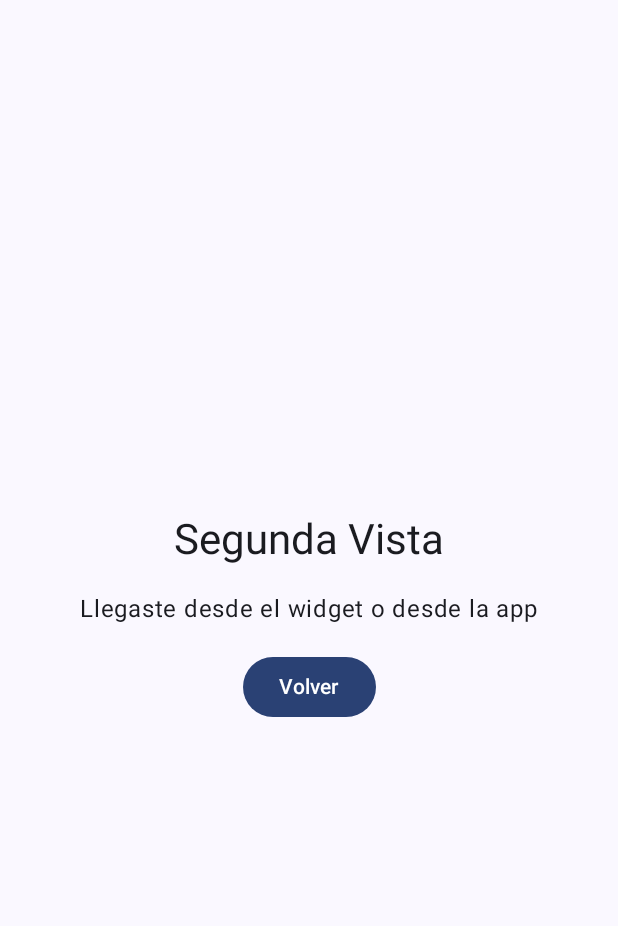
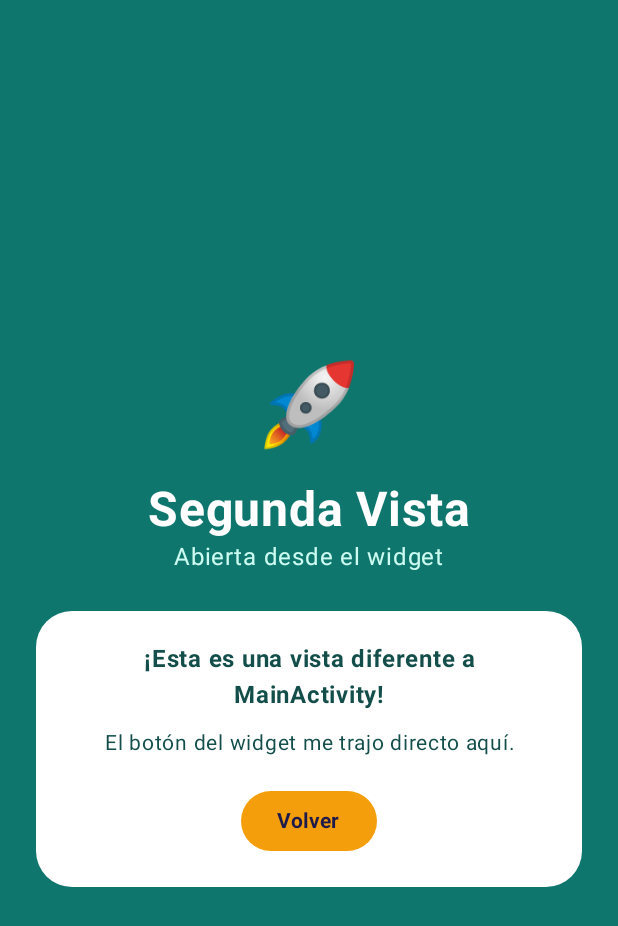
Before and after one commit to kattherinquispe-design/GLAB-S14-BPAREJA-2026-01, an Android app built with Jetpack Compose: the SegundaActivity screen opened directly, with no data from a screen before it, on a phone screen of 412 x 824 dp. Shown: the top 926 px of the screen. Run offline under Robolectric (Android 15) with nearby library versions, the phone set to English and light mode, and no system bars.

Commit message:
style: rediseña SegundaActivity con tarjeta y colores

```diff
--- a/app/src/main/java/com/tecsup/lab14widgets/SegundaActivity.kt
+++ b/app/src/main/java/com/tecsup/lab14widgets/SegundaActivity.kt
@@ -4,17 +4,30 @@ import android.os.Bundle
 import androidx.activity.ComponentActivity
 import androidx.activity.compose.setContent
 import androidx.activity.enableEdgeToEdge
+import androidx.compose.foundation.background
 import androidx.compose.foundation.layout.Arrangement
 import androidx.compose.foundation.layout.Column
+import androidx.compose.foundation.layout.Spacer
 import androidx.compose.foundation.layout.fillMaxSize
+import androidx.compose.foundation.layout.fillMaxWidth
+import androidx.compose.foundation.layout.height
+import androidx.compose.foundation.layout.navigationBarsPadding
 import androidx.compose.foundation.layout.padding
+import androidx.compose.foundation.layout.statusBarsPadding
+import androidx.compose.foundation.shape.RoundedCornerShape
 import androidx.compose.material3.Button
-import androidx.compose.material3.MaterialTheme
-import androidx.compose.material3.Surface
+import androidx.compose.material3.ButtonDefaults
+import androidx.compose.material3.Card
+import androidx.compose.material3.CardDefaults
 import androidx.compose.material3.Text
+import androidx.compose.runtime.Composable
 import androidx.compose.ui.Alignment
 import androidx.compose.ui.Modifier
+import androidx.compose.ui.graphics.Color
+import androidx.compose.ui.text.font.FontWeight
+import androidx.compose.ui.text.style.TextAlign
 import androidx.compose.ui.unit.dp
+import androidx.compose.ui.unit.sp
 import com.tecsup.lab14widgets.ui.theme.Lab14WidgetsTheme
 
 class SegundaActivity : ComponentActivity() {
@@ -23,25 +36,72 @@ class SegundaActivity : ComponentActivity() {
         enableEdgeToEdge()
         setContent {
             Lab14WidgetsTheme {
-                Surface(modifier = Modifier.fillMaxSize()) {
+                PantallaSegunda(onVolver = { finish() })
+            }
+        }
+    }
+}
+
+@Composable
+fun PantallaSegunda(onVolver: () -> Unit) {
     Column(
         modifier = Modifier
             .fillMaxSize()
+            .background(Color(0xFF0F766E))
+            .statusBarsPadding()
+            .navigationBarsPadding()
             .padding(24.dp),
-                        verticalArrangement = Arrangement.Center,
+        horizontalAlignment = Alignment.CenterHorizontally,
+        verticalArrangement = Arrangement.Center
+    ) {
+        Text("🚀", fontSize = 64.sp)
+        Spacer(Modifier.height(12.dp))
+        Text(
+            "Segunda Vista",
+            color = Color.White,
+            fontSize = 32.sp,
+            fontWeight = FontWeight.Bold
+        )
+        Text(
+            "Abierta desde el widget",
+            color = Color(0xFFCCFBF1),
+            fontSize = 16.sp
+        )
+        Spacer(Modifier.height(24.dp))
+        Card(
+            shape = RoundedCornerShape(24.dp),
+            colors = CardDefaults.cardColors(containerColor = Color.White),
+            modifier = Modifier.fillMaxWidth()
+        ) {
+            Column(
+                modifier = Modifier.padding(20.dp),
                 horizontalAlignment = Alignment.CenterHorizontally
             ) {
-                        Text("Segunda Vista", style = MaterialTheme.typography.headlineMedium)
                 Text(
-                            "Llegaste desde el widget o desde la app",
-                            modifier = Modifier.padding(16.dp)
+                    "¡Esta es una vista diferente a MainActivity!",
+                    fontSize = 16.sp,
+                    fontWeight = FontWeight.Bold,
+                    textAlign = TextAlign.Center,
+                    color = Color(0xFF134E4A)
                 )
-                        Button(onClick = { finish() }) {
-                            Text("Volver")
+                Spacer(Modifier.height(8.dp))
+                Text(
+                    "El botón del widget me trajo directo aquí.",
+                    fontSize = 14.sp,
+                    textAlign = TextAlign.Center,
+                    color = Color(0xFF134E4A)
+                )
+                Spacer(Modifier.height(16.dp))
+                Button(
+                    onClick = onVolver,
+                    colors = ButtonDefaults.buttonColors(
+                        containerColor = Color(0xFFF59E0B),
+                        contentColor = Color(0xFF1E1B4B)
+                    )
+                ) {
+                    Text("Volver", fontWeight = FontWeight.Bold)
                 }
             }
         }
     }
 }
-    }
-}
```
Lines whose indentation alone changed are shown as unchanged.
